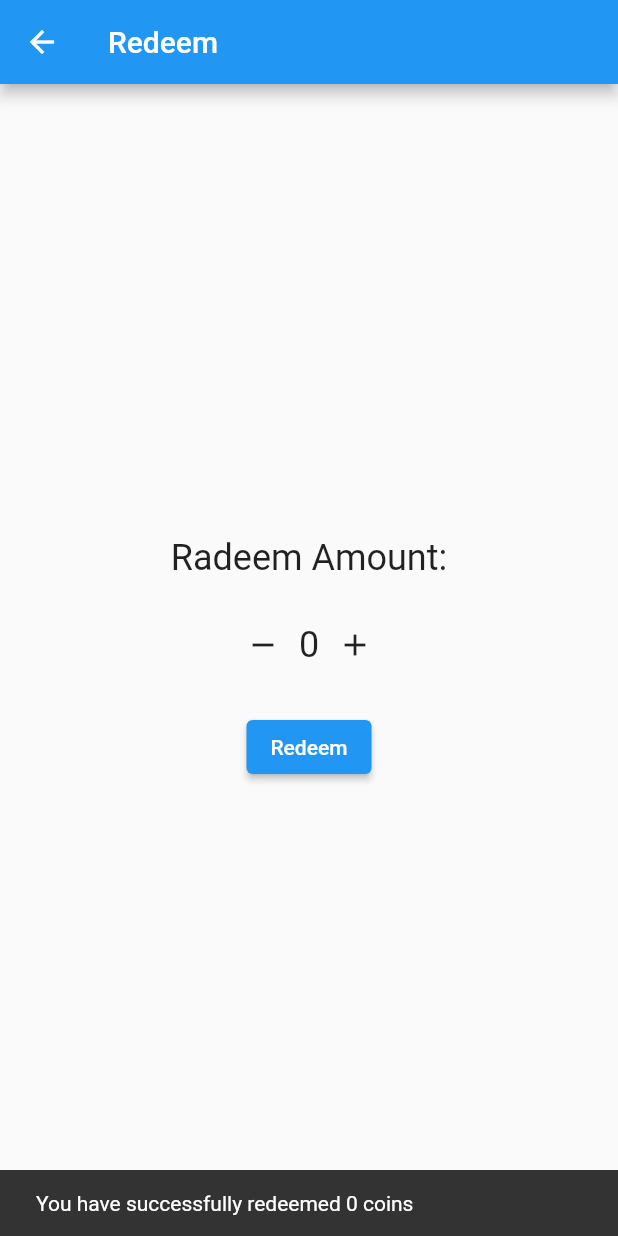
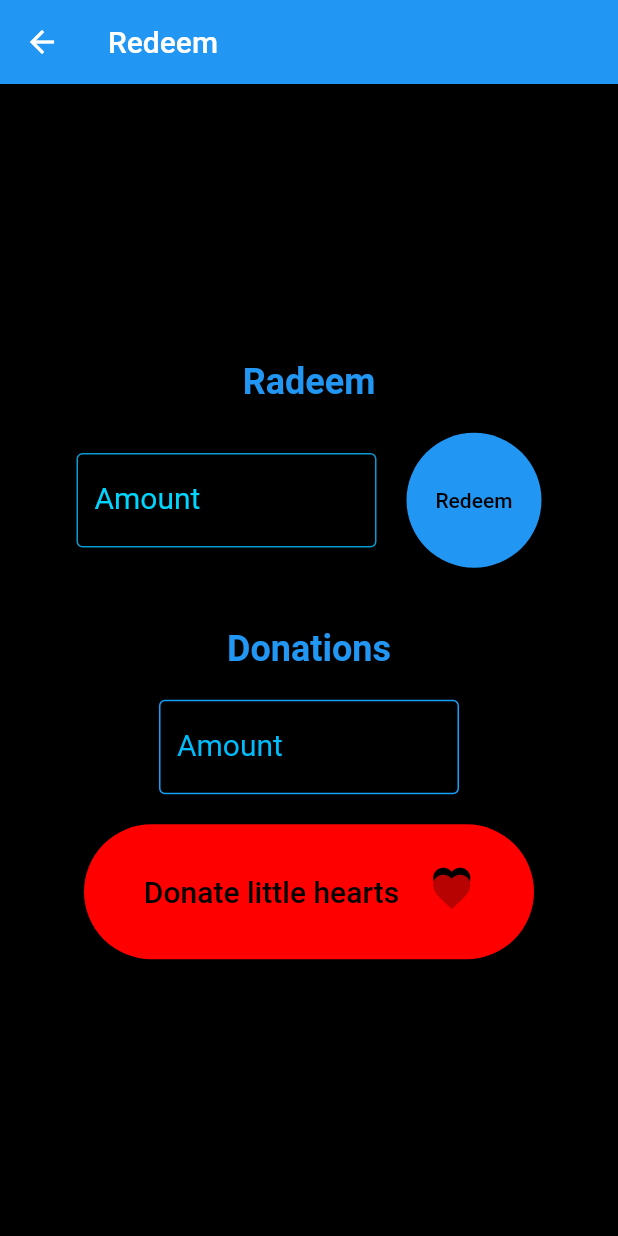
Before and after one commit to Thambara-20/Star-D-Points, a Flutter app: the Radeem screen opened directly, after a tap on "Redeem", on a phone screen of 412 x 824 dp. Run offline on Flutter 3.47's test engine with Material 2 defaults, Android fonts, the phone set to English and light mode, and no system bars; our stand-ins replace permission_handler; missing offline and left inert: flutter_sms_inbox, telephony.

Commit message:
updated radeem page

```diff
--- a/lib/main.dart
+++ b/lib/main.dart
@@ -223,7 +223,6 @@ class _HomePageState extends State<HomePage>
     }
 
     String newMessageBody = await getSmsMessageBody();
-
     // String newMessageBody = "Your STAR POINTS balance is 11.01";
     RegExp regExp = new RegExp(r'Your STAR POINTS balance is (\d+\.\d{2})');
     Match? match = regExp.firstMatch(newMessageBody);
--- a/lib/radeem.dart
+++ b/lib/radeem.dart
@@ -1,4 +1,5 @@
 import 'package:flutter/material.dart';
+import 'package:telephony/telephony.dart';
 
 class Radeem extends StatefulWidget {
   const Radeem({Key? key}) : super(key: key);
@@ -9,20 +10,9 @@ class Radeem extends StatefulWidget {
 
 class _RadeemState extends State<Radeem> {
   int _radeemAmount = 0;
-
-  void _incrementRadeemAmount() {
-    setState(() {
-      _radeemAmount++;
-    });
-  }
-
-  void _decrementRadeemAmount() {
-    setState(() {
-      if (_radeemAmount > 0) {
-        _radeemAmount--;
-      }
-    });
-  }
+  TextEditingController amountController = TextEditingController();
+  TextEditingController donateController = TextEditingController();
+  final Telephony telephony = Telephony.instance;
 
   @override
   Widget build(BuildContext context) {
@@ -30,49 +20,134 @@ class _RadeemState extends State<Radeem> {
       appBar: AppBar(
         title: const Text('Redeem'),
       ),
-      body: Center(
+      body: Container(
+        color: Color.fromARGB(255, 0, 0, 0),
+        child: Center(
           child: Column(
             mainAxisAlignment: MainAxisAlignment.center,
             children: [
-            Text(
-              'Radeem Amount:',
-              style: const TextStyle(fontSize: 24),
+              const Text(
+                'Radeem',
+                style: TextStyle(
+                    fontSize: 24,
+                    fontWeight: FontWeight.bold,
+                    color: Colors.blue),
               ),
               const SizedBox(height: 20),
               Row(
                 mainAxisAlignment: MainAxisAlignment.center,
                 children: [
-                IconButton(
-                  icon: const Icon(Icons.remove),
-                  onPressed: _decrementRadeemAmount,
+                  Container(
+                      width: 200,
+                      child: TextField(
+                        controller: amountController,
+                        decoration: const InputDecoration(
+                          border: OutlineInputBorder(),
+                          enabledBorder: OutlineInputBorder(
+                            borderSide: BorderSide(
+                                color: Color.fromARGB(
+                                    255, 6, 155, 209)), // Change the color here
                           ),
-                Text(
-                  '$_radeemAmount',
-                  style: const TextStyle(fontSize: 24)
+                          labelText: 'Amount',
+                          labelStyle: TextStyle(color: Color.fromARGB(255, 0, 213, 255)),
                         ),
-                IconButton(
-                  icon: const Icon(Icons.add),
-                  onPressed: _incrementRadeemAmount,
+                        style:
+                            const TextStyle(fontSize: 20, color: Color.fromARGB(255, 0, 251, 255)),
+                      )),
+                  const SizedBox(width: 20),
+                  ElevatedButton(
+                    onPressed: () async {
+                      await radeem();
+                      // Redeem the amount
+                    },
+                    style: ButtonStyle(
+                      fixedSize: MaterialStateProperty.all(const Size(90, 90)),
+                      backgroundColor: MaterialStateProperty.all(Colors.blue),
+                      shape: MaterialStateProperty.all<RoundedRectangleBorder>(
+                        RoundedRectangleBorder(
+                          borderRadius: BorderRadius.circular(50.0),
+                        ),
+                      ),
+                    ),
+                    child: const Text('Redeem' , style: TextStyle(fontSize: 14 , color: Color.fromARGB(255, 0, 0, 0))),
+                  ),
+                ],
+              ),
+              const SizedBox(height: 40),
+              const Text('Donations',
+                  style: TextStyle(
+                      fontSize: 24,
+                      fontWeight: FontWeight.bold,
+                      color: Colors.blue)),
+              const SizedBox(height: 20),
+              Row(
+                mainAxisAlignment: MainAxisAlignment.center,
+                children: [
+                  Container(
+                    width: 200,
+                    child: TextField(
+                        controller: donateController,
+                        decoration: const InputDecoration(
+                          border: OutlineInputBorder(),
+                          enabledBorder: OutlineInputBorder(
+                            borderSide: BorderSide(
+                                color: Color.fromARGB(255, 20, 161, 254)), // Change the color here
+                          ),
+                          labelText: 'Amount',
+                          labelStyle: TextStyle(color: Color.fromARGB(255, 0, 188, 251))
+                        ),
+                        style: const TextStyle(fontSize: 20 , color: Color.fromARGB(255, 0, 251, 255))),
                   ),
                 ],
               ),
               const SizedBox(height: 20),
               ElevatedButton(
-              onPressed: () {
-                // Redeem the amount
-                final message = 'You have successfully redeemed $_radeemAmount coins';
-                ScaffoldMessenger.of(context).showSnackBar(
-                  SnackBar(
-                    content: Text(message),
-                    duration: const Duration(seconds: 2),
+                onPressed: () async {
+                  // Donate the amount
+                },
+                style: ButtonStyle(
+                  fixedSize: MaterialStateProperty.all(const Size(300, 90)),
+                  backgroundColor:
+                      MaterialStateProperty.all(Color.fromARGB(255, 255, 0, 0)),
+                  shape: MaterialStateProperty.all<RoundedRectangleBorder>(
+                    RoundedRectangleBorder(
+                      borderRadius: BorderRadius.circular(50.0),
                     ),
-                );
-              },
-              child: const Text('Redeem'),
+                  ),
+                ),
+                child: Row(
+                  mainAxisAlignment: MainAxisAlignment.center,
+                  children: [
+                    const Text('Donate little hearts',
+                        style: TextStyle(fontSize: 20 , color: Color.fromARGB(255, 0, 0, 0))),
+                    const SizedBox(width: 20),
+                    const Icon(
+                      Icons.favorite,
+                      color: Color.fromARGB(255, 184, 3, 3),
+                      size: 30,
+                      shadows: [
+                        Shadow(color: Colors.black, offset: Offset(0, -5)),
+                      ],
                     ),
                   ],
                 ),
               ),
+            ],
+          ),
+        ),
+      ),
     );
   }
+
+  Future<void> radeem() async {
+    var amount = amountController.text;
+    print(amount);
+
+    try {
+      telephony.sendSms(to: '141', message: 'Star Pay $_radeemAmount');
+      // ignore: empty_catches
+    } catch (e) {
+      print("Error radeem: $e");
     }
+  }
+}
--- a/lib/receiver.dart
+++ b/lib/receiver.dart
@@ -1,6 +1,5 @@
 
 import 'dart:async';
-
 import 'package:flutter_sms_inbox/flutter_sms_inbox.dart';
 import 'package:permission_handler/permission_handler.dart';
 
```
Also changed, not shown: pubspec.yaml (+2 -8 lines), pubspec.lock, 4 other files. Lines whose indentation alone changed are shown as unchanged.
